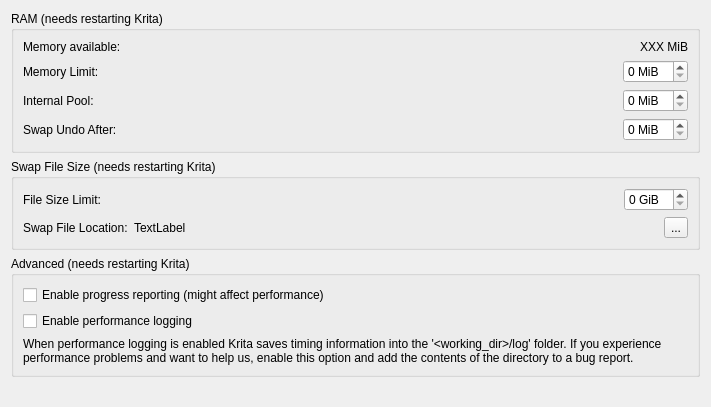
The window that krita/ui/forms/wdgperformancesettings.ui (KDE/krita) describes before a commit, drawn with Qt 5.
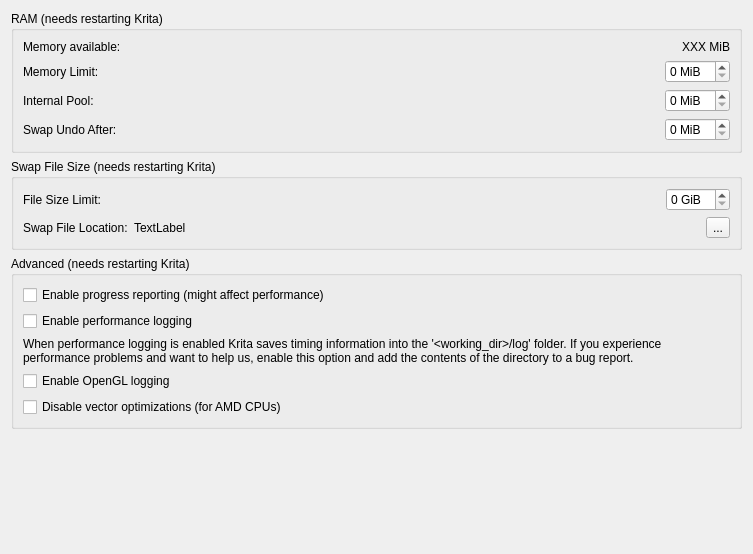
The same window after the commit. Custom widgets are drawn as their Qt base class.

Commit message:
Implement two debugging features (can be activated on Performance tab)
1) Enable openGL logging. Enable this option to find out the currently requested FPS for openGL updates.
   It also tells the percentage of the glSync busy reports. If the value is zero
   then glSync doesn't work for some reason.

2) Disable vector optimizations. Completely disables all Vc optimizations.
   Needed for AMD CPUs.

Ref T694

What changed in the file:
```diff
--- a/krita/ui/forms/wdgperformancesettings.ui
+++ b/krita/ui/forms/wdgperformancesettings.ui
@@ -6,8 +6,8 @@
    <rect>
     <x>0</x>
     <y>0</y>
-    <width>711</width>
-    <height>407</height>
+    <width>753</width>
+    <height>554</height>
    </rect>
   </property>
   <layout class="QVBoxLayout" name="verticalLayout_2">
@@ -249,6 +249,20 @@
         </property>
        </widget>
       </item>
+      <item>
+       <widget class="QCheckBox" name="chkOpenGLLogging">
+        <property name="text">
+         <string>Enable OpenGL logging</string>
+        </property>
+       </widget>
+      </item>
+      <item>
+       <widget class="QCheckBox" name="chkDisableVectorOptimizations">
+        <property name="text">
+         <string>Disable vector optimizations (for AMD CPUs)</string>
+        </property>
+       </widget>
+      </item>
      </layout>
     </widget>
    </item>
@@ -268,18 +282,18 @@
   </layout>
  </widget>
  <customwidgets>
-  <customwidget>
-   <class>KisSliderSpinBox</class>
-   <extends>QWidget</extends>
-   <header location="global">kis_slider_spin_box.h</header>
-   <container>1</container>
-  </customwidget>
   <customwidget>
    <class>KisDoubleSliderSpinBox</class>
    <extends>QWidget</extends>
    <header>kis_slider_spin_box.h</header>
    <container>1</container>
   </customwidget>
+  <customwidget>
+   <class>KisSliderSpinBox</class>
+   <extends>QWidget</extends>
+   <header location="global">kis_slider_spin_box.h</header>
+   <container>1</container>
+  </customwidget>
  </customwidgets>
  <resources/>
  <connections/>
```
The commit also changes 7 other files.
